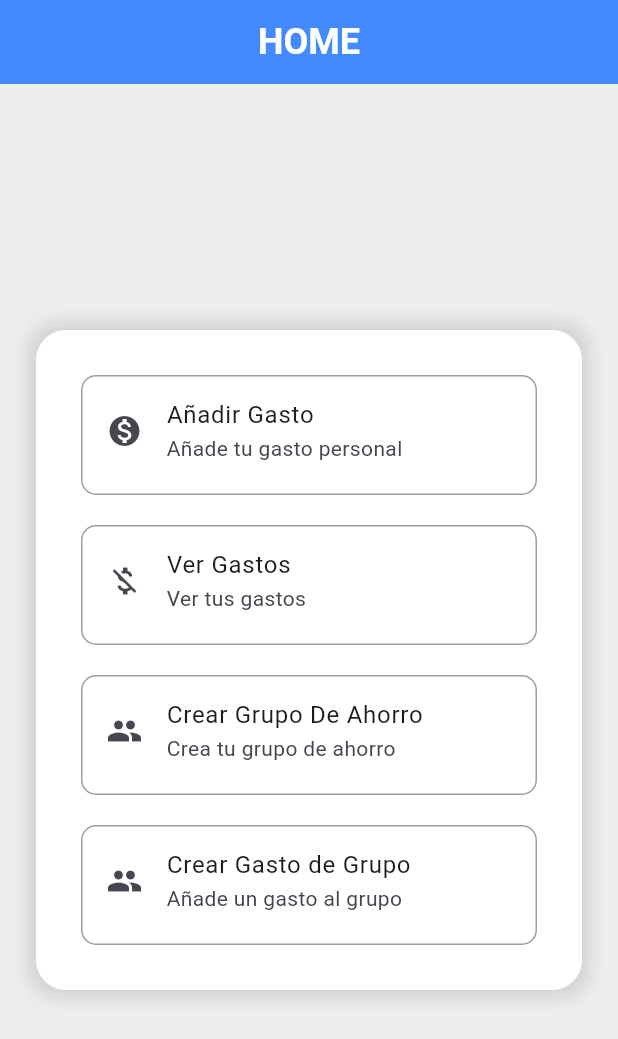
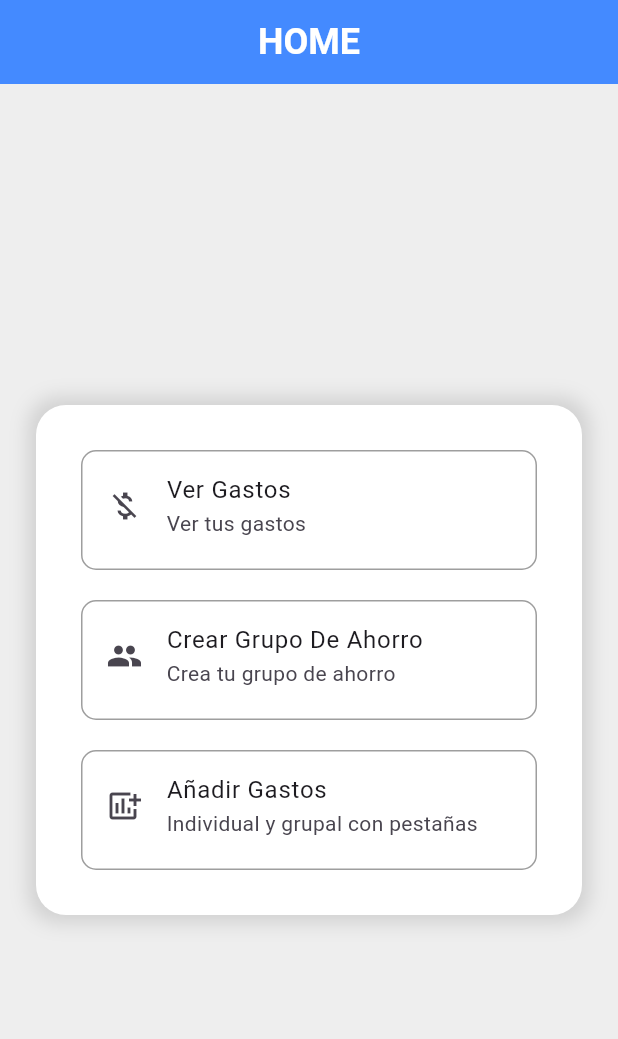
Before and after one commit to GReskin/TP3-Grupo8, a Flutter app: the Home screen opened by its route, on a phone screen of 412 x 824 dp. Shown: the top 1039 px of the screen. Run offline on Flutter 3.47's test engine with Material 3 defaults, Android fonts, the phone set to English and light mode, and no system bars; our stand-ins replace fl_chart, go_router, shared_preferences; accounts and stored records are empty; network calls fail.

Commit message:
Pestania de gasto individual y el de grupal

```diff
--- a/Frontend/lib/core/app_routes.dart
+++ b/Frontend/lib/core/app_routes.dart
@@ -1,4 +1,5 @@
 import 'package:app_gastos_tp3_grupo8/screens/anadirGasto.dart';
+import 'package:app_gastos_tp3_grupo8/screens/anadirGastoGeneral.dart';
 import 'package:app_gastos_tp3_grupo8/screens/crearGrupo.dart';
 import 'package:app_gastos_tp3_grupo8/screens/crearGastoGrupo.dart';
 import 'package:app_gastos_tp3_grupo8/screens/verGastos.dart';
@@ -18,6 +19,7 @@ final appRouter = GoRouter(
     GoRoute(path: '/anadirGasto' ,builder: (context, state) => AnadirGasto(),),
     GoRoute(path: '/crearGastoGrupo' ,builder: (context, state) => CrearGastoGrupo(),),
     GoRoute(path: '/verGastos' ,builder: (context, state) => Gastos(),),
-    GoRoute(path: '/crearGrupo' ,builder: (context, state) => CrearGrupo(),)
+    GoRoute(path: '/crearGrupo' ,builder: (context, state) => CrearGrupo(),),
+     GoRoute(path: '/gastosGenerales', builder: (context, state) => const AnadirGastoGeneral()),
 
 ]);
--- a/Frontend/lib/entities/menu.dart
+++ b/Frontend/lib/entities/menu.dart
@@ -17,9 +17,15 @@ class Menu {
 
 List<Menu> menuList = [
 
-  Menu(title: "Añadir Gasto", subtitle: "Añade tu gasto personal", description: "sdalksdkajshdkjlasdhlsakjdka", icon: Icon(Icons.monetization_on), path: "/anadirGasto"),
+
   Menu(title: "Ver Gastos", subtitle: "Ver tus gastos", description: "sdalksdkajshdkjlasdhlsakjdka", icon: Icon(Icons.money_off), path: "/verGastos"),
   Menu(title: "Crear Grupo De Ahorro", subtitle: "Crea tu grupo de ahorro", description: "sdalksdkajshdkjlasdhlsakjdka", icon: Icon(Icons.group), path: "/crearGrupo"),
-  Menu(title: "Crear Gasto de Grupo", subtitle: "Añade un gasto al grupo", description: "sdalksdkajshdkjlasdhlsakjdka", icon: Icon(Icons.group), path: "/crearGastoGrupo"),
+
+  Menu(
+    title: 'Añadir Gastos',
+    subtitle: 'Individual y grupal con pestañas',
+    icon: Icon(Icons.add_chart),
+    path: '/gastosGenerales', description: 'Añadir un gasto tanto grupal como individual', // usa la ruta nueva
+  ),
 
 ];
--- a/Frontend/lib/screens/anadirGasto.dart
+++ b/Frontend/lib/screens/anadirGasto.dart
@@ -68,10 +68,7 @@ class _AnadirGastoState extends State<AnadirGasto> {
   @override
   Widget build(BuildContext context) {
     return Scaffold(
-      appBar: AppBar(
-        title: Text('Añadir Gasto'),
-        backgroundColor: Colors.blueAccent,
-      ),
+
       body: Padding(
         padding: const EdgeInsets.all(16.0),
         child: Consumer<GastoProvider>(
--- a/Frontend/lib/screens/crearGastoGrupo.dart
+++ b/Frontend/lib/screens/crearGastoGrupo.dart
@@ -83,10 +83,7 @@ final userId = prefs.getInt('idusuario') ?? 1; // fallback a 1 si no existe
   @override
   Widget build(BuildContext context) {
     return Scaffold(
-      appBar: AppBar(
-        title: Text('Añadir Gasto al Grupo'),
-        backgroundColor: Colors.blueAccent,
-      ),
+
       body: Padding(
         padding: const EdgeInsets.all(16.0),
         child: Consumer<GrupoProvider>(
```
Also changed, not shown: Frontend/lib/screens/anadirGastoGeneral.dart (added, +31 -0 lines).
